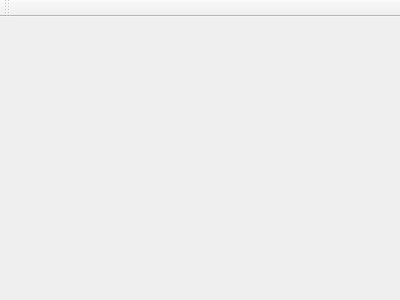
First picture: the form in NEST/src/MainWindow/MainWindow.ui, repository Daniel-McCarthy/NEST, before the edit.
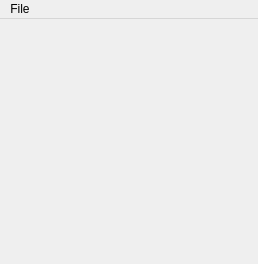
Second picture: the form after the edit.

Commit message:
Added Canvas class to render frames via OpenGL
Added Canvas class which is a widget that will accept a QImage frame and draw it onto itself.

MainWindow now keeps a Canvas pointer and object and displays that on the window in a QHBoxLayout.

Adjusted MainWindow size to fit NES resolution + pixels vertically and horizontally for the QLayout.

```diff
--- a/NEST/src/MainWindow/MainWindow.ui
+++ b/NEST/src/MainWindow/MainWindow.ui
@@ -6,8 +6,8 @@
    <rect>
     <x>0</x>
     <y>0</y>
-    <width>400</width>
-    <height>300</height>
+    <width>258</width>
+    <height>264</height>
    </rect>
   </property>
   <property name="windowTitle">
@@ -19,18 +19,16 @@
     <rect>
      <x>0</x>
      <y>0</y>
-     <width>400</width>
+     <width>258</width>
      <height>22</height>
     </rect>
    </property>
-  </widget>
-  <widget class="QToolBar" name="mainToolBar">
-   <attribute name="toolBarArea">
-    <enum>TopToolBarArea</enum>
-   </attribute>
-   <attribute name="toolBarBreak">
-    <bool>false</bool>
-   </attribute>
+   <widget class="QMenu" name="menuFile">
+    <property name="title">
+     <string>File</string>
+    </property>
+   </widget>
+   <addaction name="menuFile"/>
   </widget>
  </widget>
  <layoutdefault spacing="6" margin="11"/>
```
The commit also changes 8 other files.
